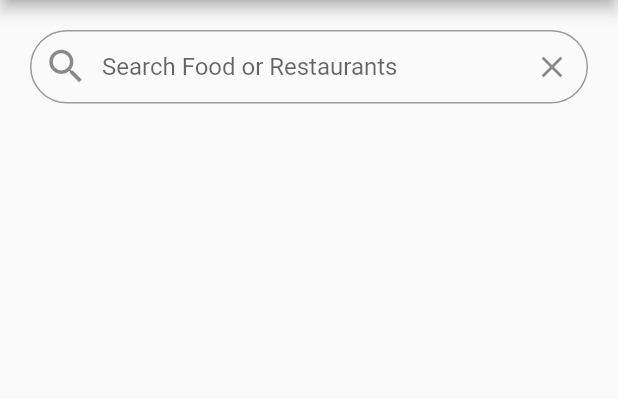
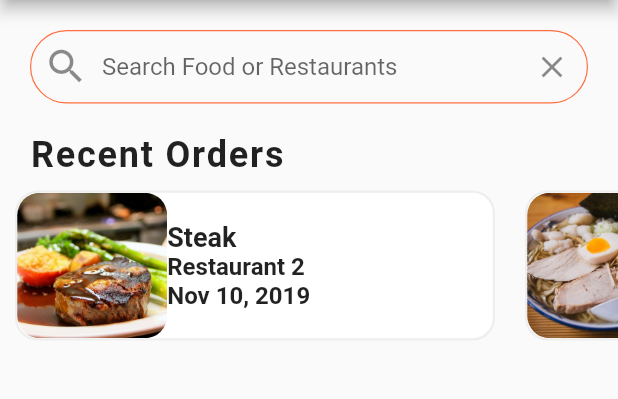
Before and after one commit to gauravxdhingra/Skippp-The-Meals-Flutter, a Flutter app: the screen it shows after launch, on a phone screen of 412 x 824 dp, the part 84-483 px from its top. Run offline on Flutter 3.47's test engine with Material 2 defaults, Android fonts, the phone set to English and light mode, and no system bars.

Commit message:
Recent Orders Widget

```diff
--- a/lib/screens/home_screen.dart
+++ b/lib/screens/home_screen.dart
@@ -1,5 +1,6 @@
 import 'package:flutter/material.dart';
 import 'package:flutter_food_delivery_ui/data/data.dart';
+import 'package:flutter_food_delivery_ui/widgets/recent_orders.dart';
 
 class HomeScreen extends StatefulWidget {
   @override
@@ -50,6 +51,13 @@ class _HomeScreenState extends State<HomeScreen> {
                     width: 0.8,
                   ),
                 ),
+                enabledBorder: OutlineInputBorder(
+                  borderRadius: BorderRadius.circular(30),
+                  borderSide: BorderSide(
+                    width: 0.8,
+                    color: Theme.of(context).primaryColor,
+                  ),
+                ),
                 hintText: 'Search Food or Restaurants',
                 prefixIcon: Icon(
                   Icons.search,
@@ -59,7 +67,8 @@ class _HomeScreenState extends State<HomeScreen> {
                     IconButton(icon: Icon(Icons.clear), onPressed: () {}),
               ),
             ),
-          )
+          ),
+          RecentOrders(),
         ],
       ),
     );
--- /dev/null
+++ b/lib/widgets/recent_orders.dart
@@ -0,0 +1,96 @@
+import 'package:flutter/material.dart';
+import 'package:flutter_food_delivery_ui/data/data.dart';
+import 'package:flutter_food_delivery_ui/models/order.dart';
+
+class RecentOrders extends StatelessWidget {
+  _buildRecentOrder(BuildContext context, Order order) {
+    return Container(
+      margin: EdgeInsets.all(10),
+      width: 320,
+      // color: Colors.white,
+      decoration: BoxDecoration(
+        color: Colors.white,
+        borderRadius: BorderRadius.circular(15),
+        border: Border.all(
+          width: 1.5,
+          color: Colors.grey[200],
+        ),
+      ),
+      child: Row(
+        children: <Widget>[
+          ClipRRect(
+            borderRadius: BorderRadius.circular(15),
+            child: Image(
+              height: 100,
+              width: 100,
+              fit: BoxFit.cover,
+              image: AssetImage(order.food.imageUrl),
+            ),
+          ),
+          Column(
+            mainAxisAlignment: MainAxisAlignment.center,
+            crossAxisAlignment: CrossAxisAlignment.start,
+            children: <Widget>[
+              Text(
+                order.food.name,
+                style: TextStyle(
+                  fontSize: 18,
+                  fontWeight: FontWeight.bold,
+                ),
+              ),
+              Text(
+                order.restaurant.name,
+                style: TextStyle(
+                  fontSize: 16,
+                  fontWeight: FontWeight.w600,
+                ),
+              ),
+              Text(
+                order.date,
+                style: TextStyle(
+                  fontSize: 16,
+                  fontWeight: FontWeight.w600,
+                ),
+              ),
+            ],
+          )
+        ],
+      ),
+    );
+  }
+
+  @override
+  Widget build(BuildContext context) {
+    return Column(
+      crossAxisAlignment: CrossAxisAlignment.start,
+      children: <Widget>[
+        Padding(
+          padding: const EdgeInsets.symmetric(
+            horizontal: 20,
+          ),
+          child: Text(
+            'Recent Orders',
+            style: TextStyle(
+              fontSize: 24,
+              fontWeight: FontWeight.w600,
+              letterSpacing: 1.2,
+            ),
+          ),
+        ),
+        Container(
+          height: 120,
+          // color: Colors.blue,
+          child: ListView.builder(
+            scrollDirection: Axis.horizontal,
+            itemCount: currentUser.orders.length,
+            itemBuilder: (BuildContext context, int index) {
+              Order order = currentUser.orders[index];
+
+              return _buildRecentOrder(context, order);
+            },
+          ),
+        )
+      ],
+    );
+  }
+}
```
